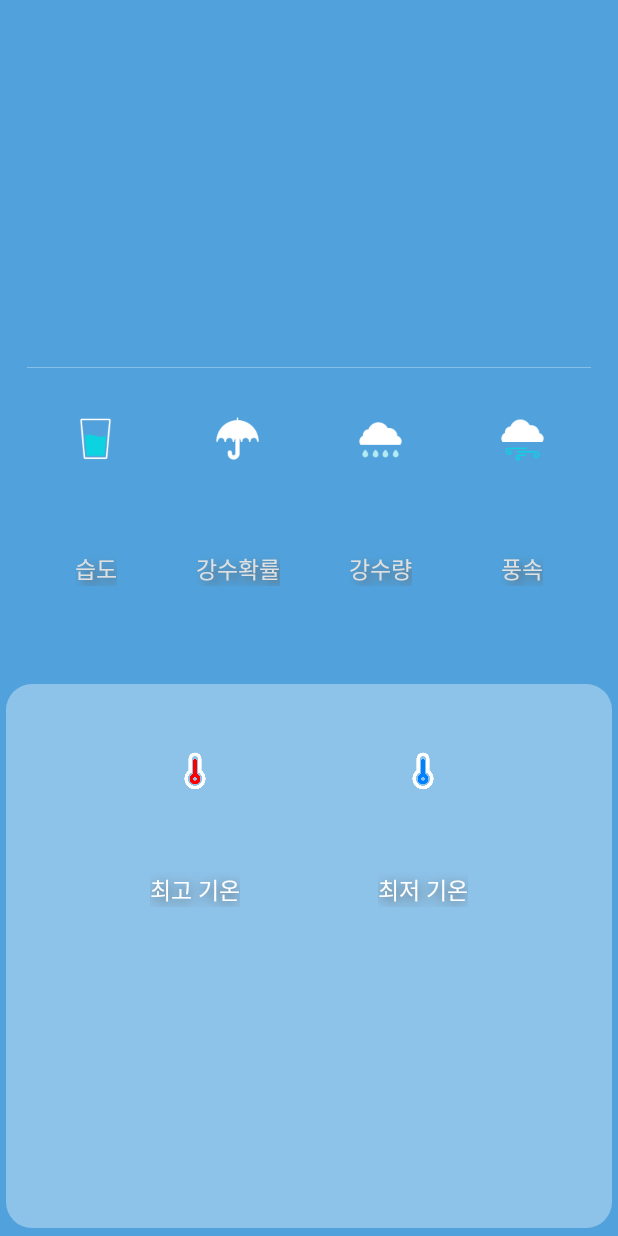
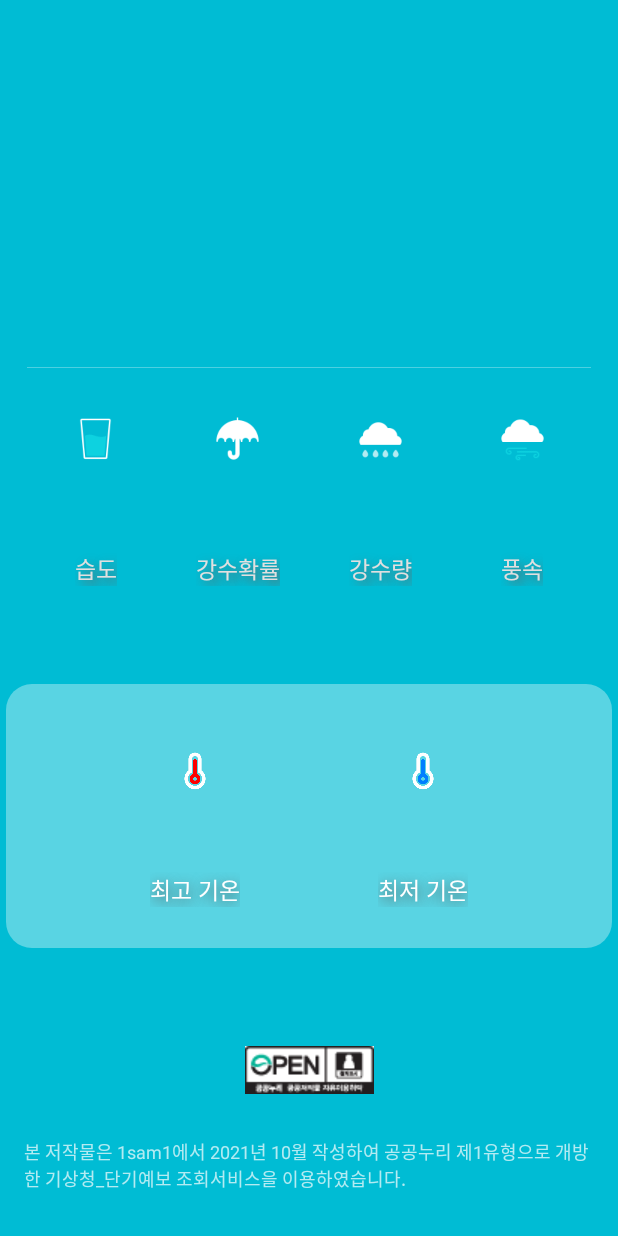
Before and after one commit to hisungwoo/HiWeather, an Android app: the screen it shows after launch (MainActivity), on a phone screen of 412 x 824 dp. Run offline under Robolectric (Android 15) with nearby library versions, the light colour scheme and no system bars; libraries missing offline, so code that uses them is left out: com.gun0912.tedpermission; 2 statements that could not run were skipped.

Commit message:
1. 저작권 표시

```diff
--- a/app/src/main/res/layout/activity_main.xml
+++ b/app/src/main/res/layout/activity_main.xml
@@ -1,8 +1,6 @@
 <?xml version="1.0" encoding="utf-8"?>
 
-
-<androidx.swiperefreshlayout.widget.SwipeRefreshLayout
-    xmlns:android="http://schemas.android.com/apk/res/android"
+<androidx.swiperefreshlayout.widget.SwipeRefreshLayout xmlns:android="http://schemas.android.com/apk/res/android"
     xmlns:app="http://schemas.android.com/apk/res-auto"
     xmlns:tools="http://schemas.android.com/tools"
     android:id="@+id/swipeLayout"
@@ -10,19 +8,21 @@
     android:layout_height="match_parent">
 
     <ScrollView
-        android:fillViewport="true"
         android:layout_width="match_parent"
-        android:layout_height="match_parent">
+        android:layout_height="match_parent"
+        android:fillViewport="true">
 
         <androidx.constraintlayout.widget.ConstraintLayout
             android:id="@+id/constLayout"
             android:layout_width="match_parent"
             android:layout_height="wrap_content"
+            android:backgroundTint="#00BCD4"
             tools:context=".MainActivity">
 
 
             <TextView
                 android:id="@+id/location"
+                style="@style/shadow"
                 android:layout_width="wrap_content"
                 android:layout_height="wrap_content"
                 android:layout_marginTop="16dp"
@@ -31,7 +31,6 @@
                 app:layout_constraintEnd_toEndOf="@id/tmp"
                 app:layout_constraintStart_toStartOf="@+id/tmp"
                 app:layout_constraintTop_toBottomOf="@+id/tmp"
-                style="@style/shadow"
                 tools:text="주소" />
 
             <ImageView
@@ -63,16 +62,16 @@
 
             <TextView
                 android:id="@+id/tmp"
+                style="@style/shadow"
                 android:layout_width="wrap_content"
                 android:layout_height="wrap_content"
                 android:textAppearance="@style/TextAppearance.AppCompat.Display3"
                 android:textColor="@color/common_google_signin_btn_text_dark_default"
                 app:layout_constraintBottom_toBottomOf="@+id/imageView"
+                app:layout_constraintEnd_toStartOf="@+id/imageView"
                 app:layout_constraintStart_toStartOf="parent"
-                app:layout_constraintEnd_toStartOf="@+id/imageView"
                 app:layout_constraintTop_toTopOf="@+id/imageView"
                 app:layout_constraintVertical_bias="0.8"
-                style="@style/shadow"
                 tools:text="온도" />
 
             <View
@@ -150,75 +149,75 @@
 
             <TextView
                 android:id="@+id/pop"
+                style="@style/WeatherText"
                 android:layout_width="wrap_content"
                 android:layout_height="wrap_content"
-                tools:text="강수확률"
-                style="@style/WeatherText"
                 app:layout_constraintEnd_toEndOf="@+id/pop_icon"
                 app:layout_constraintStart_toStartOf="@+id/pop_icon"
-                app:layout_constraintTop_toTopOf="@+id/reh" />
+                app:layout_constraintTop_toTopOf="@+id/reh"
+                tools:text="강수확률" />
 
             <TextView
                 android:id="@+id/pcp"
+                style="@style/WeatherText"
                 android:layout_width="wrap_content"
                 android:layout_height="wrap_content"
-                tools:text="강수량"
-                style="@style/WeatherText"
                 app:layout_constraintEnd_toEndOf="@+id/pcp_icon"
                 app:layout_constraintStart_toStartOf="@+id/pcp_icon"
-                app:layout_constraintTop_toTopOf="@+id/reh" />
+                app:layout_constraintTop_toTopOf="@+id/reh"
+                tools:text="강수량" />
 
             <TextView
                 android:id="@+id/wsd"
+                style="@style/WeatherText"
                 android:layout_width="wrap_content"
                 android:layout_height="wrap_content"
-                tools:text="풍속"
-                style="@style/WeatherText"
                 app:layout_constraintEnd_toEndOf="@+id/wsd_icon"
                 app:layout_constraintStart_toStartOf="@+id/wsd_icon"
-                app:layout_constraintTop_toTopOf="@+id/reh" />
+                app:layout_constraintTop_toTopOf="@+id/reh"
+                tools:text="풍속" />
 
 
             <TextView
                 android:id="@+id/reh_title"
+                style="@style/TitleStyle"
                 android:layout_width="wrap_content"
                 android:layout_height="wrap_content"
                 android:layout_marginTop="18dp"
                 android:text="@string/reh_title"
-                style="@style/TitleStyle"
                 app:layout_constraintEnd_toEndOf="@+id/reh"
                 app:layout_constraintStart_toStartOf="@id/reh"
                 app:layout_constraintTop_toBottomOf="@+id/reh" />
 
             <TextView
                 android:id="@+id/pop_title"
+                style="@style/TitleStyle"
                 android:layout_width="wrap_content"
                 android:layout_height="wrap_content"
                 android:text="@string/pop_title"
-                style="@style/TitleStyle"
-                app:layout_constraintTop_toTopOf="@+id/reh_title"
+                app:layout_constraintEnd_toEndOf="@+id/pop"
                 app:layout_constraintStart_toStartOf="@+id/pop"
-                app:layout_constraintEnd_toEndOf="@+id/pop" />
+                app:layout_constraintTop_toTopOf="@+id/reh_title" />
 
             <TextView
                 android:id="@+id/pcp_title"
+                style="@style/TitleStyle"
                 android:layout_width="wrap_content"
                 android:layout_height="wrap_content"
                 android:text="@string/pcp_title"
-                style="@style/TitleStyle"
-                app:layout_constraintTop_toTopOf="@+id/reh_title"
+                app:layout_constraintEnd_toEndOf="@+id/pcp"
                 app:layout_constraintStart_toStartOf="@+id/pcp"
-                app:layout_constraintEnd_toEndOf="@+id/pcp" />
+                app:layout_constraintTop_toTopOf="@+id/reh_title" />
 
             <TextView
                 android:id="@+id/wsd_title"
+                style="@style/TitleStyle"
                 android:layout_width="wrap_content"
                 android:layout_height="wrap_content"
                 android:text="@string/wsd_title"
-                style="@style/TitleStyle"
-                app:layout_constraintTop_toTopOf="@id/reh_title"
+                app:layout_constraintEnd_toEndOf="@+id/wsd"
                 app:layout_constraintStart_toStartOf="@+id/wsd"
-                app:layout_constraintEnd_toEndOf="@+id/wsd" />
+                app:layout_constraintTop_toTopOf="@id/reh_title" />
 
             <View
                 android:id="@+id/box"
@@ -227,13 +226,12 @@
                 android:layout_marginStart="4dp"
                 android:layout_marginTop="65dp"
                 android:layout_marginEnd="4dp"
-                android:layout_marginBottom="5dp"
+                android:layout_marginBottom="10dp"
                 android:background="@drawable/round"
-                app:layout_constraintBottom_toBottomOf="parent"
+                app:layout_constraintBottom_toTopOf="@+id/img_copyright"
                 app:layout_constraintEnd_toEndOf="parent"
                 app:layout_constraintStart_toStartOf="parent"
-                app:layout_constraintTop_toBottomOf="@+id/reh_title"
-                app:layout_constraintVertical_bias="1.0" />
+                app:layout_constraintTop_toBottomOf="@+id/reh_title" />
 
 
             <ImageView
@@ -253,9 +251,9 @@
                 android:layout_width="wrap_content"
                 android:layout_height="wrap_content"
                 android:layout_marginTop="10dp"
+                app:layout_constraintEnd_toEndOf="@id/ht_img"
+                app:layout_constraintStart_toStartOf="@id/ht_img"
                 app:layout_constraintTop_toBottomOf="@id/ht_img"
-                app:layout_constraintStart_toStartOf="@id/ht_img"
-                app:layout_constraintEnd_toEndOf="@id/ht_img"
                 tools:text=" 30˚" />
 
 
@@ -266,9 +264,9 @@
                 android:layout_height="wrap_content"
                 android:layout_marginTop="10dp"
                 android:text="최고 기온"
+                app:layout_constraintEnd_toEndOf="@+id/ht_val_tv"
+                app:layout_constraintStart_toStartOf="@id/ht_val_tv"
                 app:layout_constraintTop_toBottomOf="@id/ht_val_tv"
-                app:layout_constraintStart_toStartOf="@id/ht_val_tv"
-                app:layout_constraintEnd_toEndOf="@+id/ht_val_tv"
                 tools:text="최고 기온" />
 
 
@@ -288,9 +286,9 @@
                 android:layout_width="wrap_content"
                 android:layout_height="wrap_content"
                 android:layout_marginTop="10dp"
+                app:layout_constraintEnd_toEndOf="@id/mt_img"
+                app:layout_constraintStart_toStartOf="@id/mt_img"
                 app:layout_constraintTop_toBottomOf="@id/mt_img"
-                app:layout_constraintStart_toStartOf="@id/mt_img"
-                app:layout_constraintEnd_toEndOf="@id/mt_img"
                 tools:text=" 22˚" />
 
             <TextView
@@ -300,12 +298,10 @@
                 android:layout_height="wrap_content"
                 android:layout_marginTop="10dp"
                 android:text="최저 기온"
+                app:layout_constraintEnd_toEndOf="@+id/mt_val_tv"
+                app:layout_constraintStart_toStartOf="@id/mt_val_tv"
                 app:layout_constraintTop_toBottomOf="@id/mt_val_tv"
-                app:layout_constraintStart_toStartOf="@id/mt_val_tv"
-                app:layout_constraintEnd_toEndOf="@+id/mt_val_tv"
                 tools:text="최저 기온" />
-
-
 
 
             <androidx.recyclerview.widget.RecyclerView
@@ -331,7 +327,33 @@
                 app:layout_constraintStart_toStartOf="parent"
                 app:layout_constraintTop_toTopOf="parent" />
 
+            <ImageView
+                android:id="@+id/img_copyright"
+                android:layout_width="wrap_content"
+                android:layout_height="wrap_content"
+                android:layout_marginTop="65dp"
+                android:layout_marginBottom="32dp"
+                app:layout_constraintLeft_toLeftOf="@+id/box"
+                app:layout_constraintRight_toRightOf="@+id/box"
+                app:layout_constraintTop_toBottomOf="@id/box"
+                app:srcCompat="@drawable/img_opentype01"
+                tools:layout_editor_absoluteX="4dp" />
+
+            <TextView
+                android:id="@+id/textView2"
+                android:layout_width="0dp"
+                android:layout_height="wrap_content"
+                android:layout_marginTop="8dp"
+                android:layout_marginStart="16dp"
+                android:layout_marginEnd="16dp"
+                android:layout_marginBottom="8dp"
+                android:text="@string/copyright_content"
+                android:textSize="12sp"
+                app:layout_constraintBottom_toBottomOf="parent"
+                app:layout_constraintLeft_toLeftOf="parent"
+                app:layout_constraintRight_toRightOf="parent"
+                app:layout_constraintTop_toBottomOf="@id/img_copyright" />
+
         </androidx.constraintlayout.widget.ConstraintLayout>
-
     </ScrollView>
 </androidx.swiperefreshlayout.widget.SwipeRefreshLayout>
--- a/app/src/main/res/values/strings.xml
+++ b/app/src/main/res/values/strings.xml
@@ -8,6 +8,7 @@
     <string name="wsd_title">풍속</string>
 
     <string name="weather_string">%1$s%2$s</string>
+    <string name="copyright_content">본 저작물은 1sam1에서 2021년 10월 작성하여 공공누리 제1유형으로 개방한 기상청_단기예보 조회서비스을 이용하였습니다.</string>
 
 
 </resources>
```
Also changed, not shown: app/src/main/res/drawable/img_opentype01.png (added).
